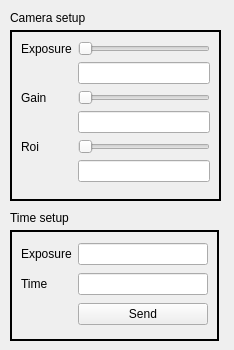
Qt form configure.ui (optopto/evtXavier) before a commit.
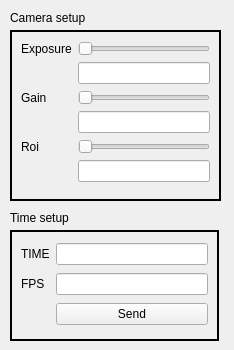
The same form after that commit.

Diff of the .ui file:
```diff
--- a/configure.ui
+++ b/configure.ui
@@ -125,7 +125,7 @@
     <item row="0" column="0">
      <widget class="QLabel" name="label_6">
       <property name="text">
-       <string>Exposure</string>
+       <string>TIME</string>
       </property>
      </widget>
     </item>
@@ -135,7 +135,7 @@
     <item row="1" column="0">
      <widget class="QLabel" name="label_7">
       <property name="text">
-       <string>Time</string>
+       <string>FPS</string>
       </property>
      </widget>
     </item>
```
Left out of the diff: 3 changed lines with no effect on the pictures.
